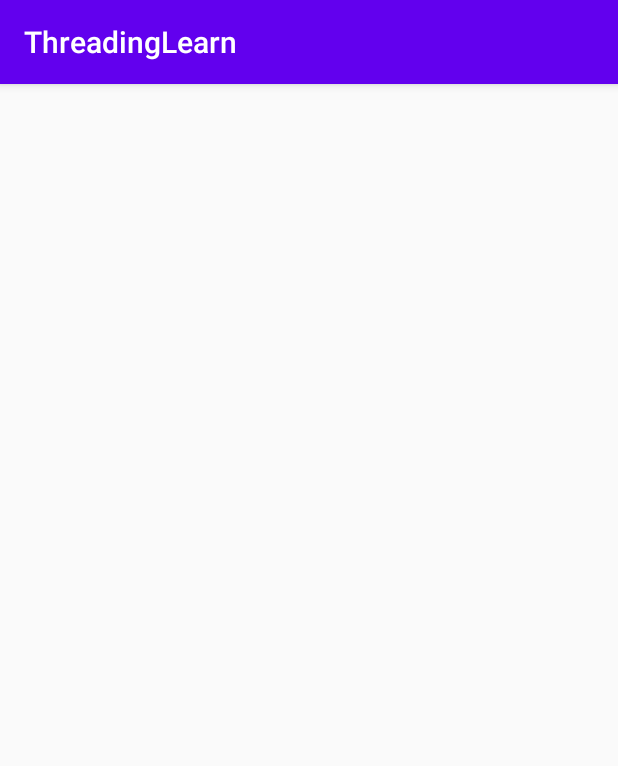
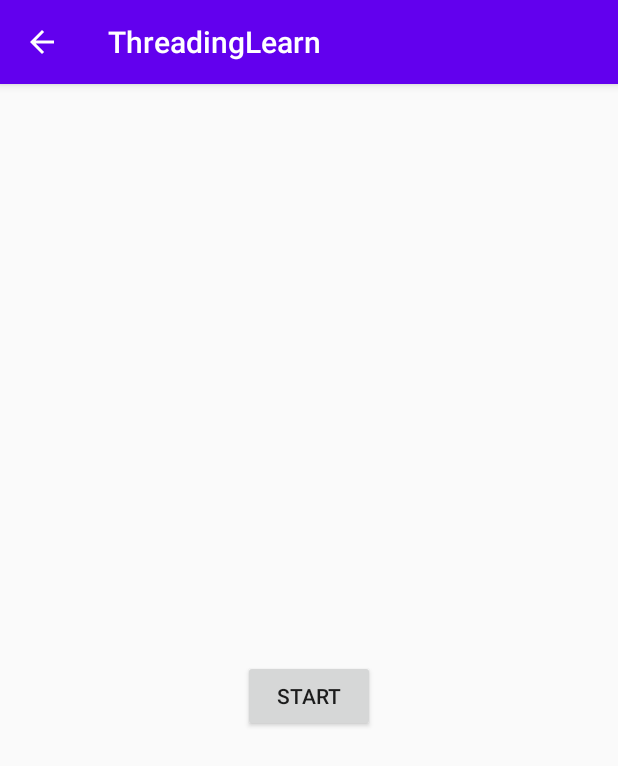
Before and after one commit to adiwon9555/Threading-Tutorial, an Android app: the AsyncTaskActivity screen opened directly, with no data from a screen before it, on a phone screen of 412 x 824 dp. Shown: the top 766 px of the screen. Run offline under Robolectric (Android 15) with nearby library versions, the phone set to English and light mode, and no system bars.

Commit message:
AsyncTask Done

```diff
--- a/app/src/main/AndroidManifest.xml
+++ b/app/src/main/AndroidManifest.xml
@@ -9,7 +9,7 @@
         android:roundIcon="@mipmap/ic_launcher_round"
         android:supportsRtl="true"
         android:theme="@style/AppTheme">
-        <activity android:name=".AsyncTaskActivity"></activity>
+        <activity android:name=".AsyncTaskActivity" android:parentActivityName=".MainActivity"></activity>
         <activity
             android:name=".HandlerThreadActivity"
             android:parentActivityName=".MainActivity" />
--- a/app/src/main/java/com/example/threadinglearn/MainActivity.java
+++ b/app/src/main/java/com/example/threadinglearn/MainActivity.java
@@ -86,6 +86,11 @@ public class MainActivity extends AppCompatActivity {
         startActivity(intent);
     }
 
+    public void openAsyncActivity(View view) {
+        Intent intent = new Intent(this,AsyncTaskActivity.class);
+        startActivity(intent);
+    }
+
     public class RunnableTask implements Runnable {
         private int seconds;
 
--- a/app/src/main/res/layout/activity_async_task.xml
+++ b/app/src/main/res/layout/activity_async_task.xml
@@ -1,9 +1,25 @@
 <?xml version="1.0" encoding="utf-8"?>
-<androidx.constraintlayout.widget.ConstraintLayout xmlns:android="http://schemas.android.com/apk/res/android"
+<LinearLayout xmlns:android="http://schemas.android.com/apk/res/android"
     xmlns:app="http://schemas.android.com/apk/res-auto"
     xmlns:tools="http://schemas.android.com/tools"
     android:layout_width="match_parent"
     android:layout_height="match_parent"
+    android:gravity="center"
+    android:orientation="vertical"
     tools:context=".AsyncTaskActivity">
+    <ProgressBar
+        android:id="@+id/progress_bar"
+        style="@style/Widget.AppCompat.ProgressBar.Horizontal"
+        android:layout_width="match_parent"
+        android:layout_height="wrap_content"
+        android:layout_margin="16dp"
+        android:visibility="invisible"
+        tools:visibility="visible" />
+    <Button
+        android:id="@+id/asyncTaskButton"
+        android:layout_width="wrap_content"
+        android:layout_height="wrap_content"
+        android:onClick="startAsyncTask"
+        android:text="Start" />
 
-</androidx.constraintlayout.widget.ConstraintLayout>
+</LinearLayout>
```
Also changed, not shown: app/src/main/java/com/example/threadinglearn/AsyncTaskActivity.java (+64 -1 lines), app/src/main/res/layout/activity_main.xml (+7 -0 lines).
